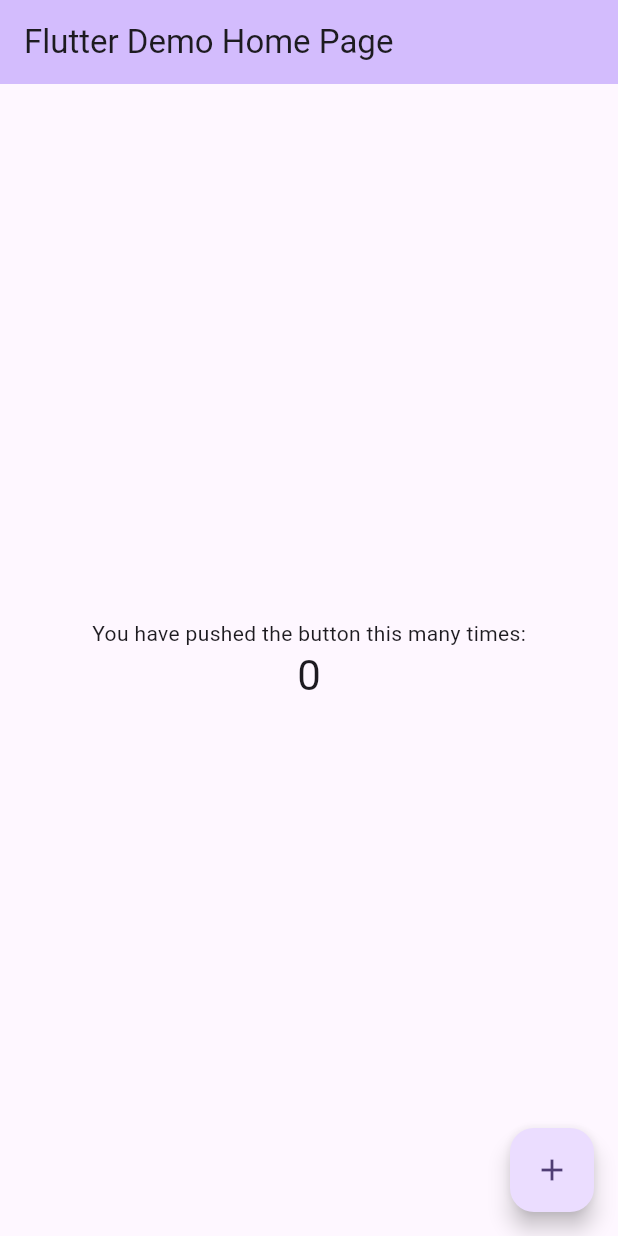
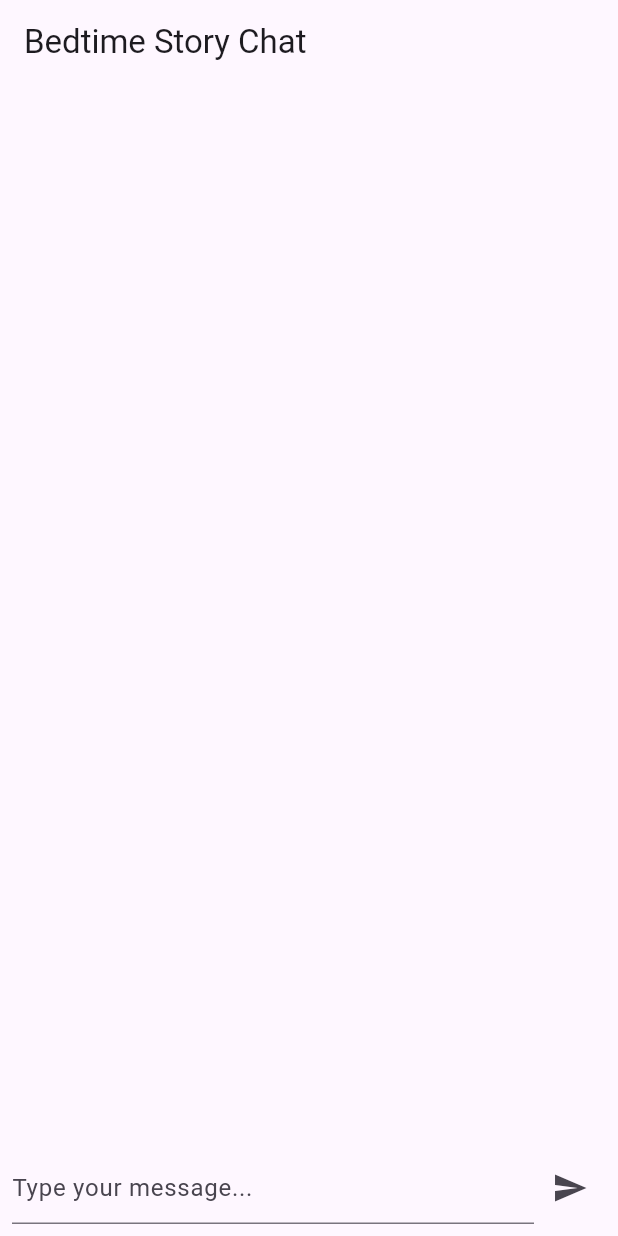
Before and after one commit to its-me-anoop/snuggle_tales, a Flutter app: the screen it shows after launch, on a phone screen of 412 x 824 dp. Run offline on Flutter 3.47's test engine with Material 3 defaults, Android fonts, the light colour scheme and no system bars.

Commit message:
Connected to chat gpt

```diff
--- /dev/null
+++ b/lib/chat_screen.dart
@@ -0,0 +1,84 @@
+import 'package:flutter/material.dart';
+import 'chat_service.dart';
+
+class ChatScreen extends StatefulWidget {
+  @override
+  _ChatScreenState createState() => _ChatScreenState();
+}
+
+class _ChatScreenState extends State<ChatScreen> {
+  TextEditingController _controller = TextEditingController();
+  List<String> messages = [];
+  bool loading = false; // Added loading state variable
+
+  @override
+  Widget build(BuildContext context) {
+    return Scaffold(
+      appBar: AppBar(
+        title: Text('Bedtime Story Chat'),
+      ),
+      body: Column(
+        children: [
+          Expanded(
+            child: ListView.builder(
+              itemCount: messages.length,
+              itemBuilder: (context, index) {
+                return ListTile(
+                  title: Text(messages[index]),
+                );
+              },
+            ),
+          ),
+          if (loading) // Display the loader conditionally
+            CircularProgressIndicator()
+          else
+            Padding(
+              padding: const EdgeInsets.all(8.0),
+              child: Row(
+                children: [
+                  Expanded(
+                    child: TextField(
+                      controller: _controller,
+                      decoration: InputDecoration(
+                        hintText: 'Type your message...',
+                      ),
+                    ),
+                  ),
+                  IconButton(
+                    icon: Icon(Icons.send),
+                    onPressed: () {
+                      sendMessage();
+                    },
+                  ),
+                ],
+              ),
+            ),
+        ],
+      ),
+    );
+  }
+
+  void sendMessage() async {
+    String userMessage = _controller.text;
+    _controller.clear();
+
+    setState(() {
+      messages.add('User: $userMessage');
+      loading = true; // Set loading to true when sending a message
+    });
+
+    try {
+      String response = await getChatGPTResponse(userMessage);
+      setState(() {
+        messages.add('ChatGPT: $response');
+      });
+    } catch (e) {
+      print('Error getting ChatGPT response: $e');
+    } finally {
+      setState(() {
+        loading =
+            false; // Set loading to false after getting the response or in case of an error
+      });
+    }
+  }
+}
--- a/lib/main.dart
+++ b/lib/main.dart
@@ -1,125 +1,19 @@
 import 'package:flutter/material.dart';
+import 'chat_screen.dart';
 
 void main() {
-  runApp(const MyApp());
+  runApp(MyApp());
 }
 
 class MyApp extends StatelessWidget {
-  const MyApp({super.key});
-
-  // This widget is the root of your application.
   @override
   Widget build(BuildContext context) {
     return MaterialApp(
-      title: 'Flutter Demo',
+      title: 'Bedtime Story App',
       theme: ThemeData(
-        // This is the theme of your application.
-        //
-        // TRY THIS: Try running your application with "flutter run". You'll see
-        // the application has a purple toolbar. Then, without quitting the app,
-        // try changing the seedColor in the colorScheme below to Colors.green
-        // and then invoke "hot reload" (save your changes or press the "hot
-        // reload" button in a Flutter-supported IDE, or press "r" if you used
-        // the command line to start the app).
-        //
-        // Notice that the counter didn't reset back to zero; the application
-        // state is not lost during the reload. To reset the state, use hot
-        // restart instead.
-        //
-        // This works for code too, not just values: Most code changes can be
-        // tested with just a hot reload.
-        colorScheme: ColorScheme.fromSeed(seedColor: Colors.deepPurple),
-        useMaterial3: true,
+        primarySwatch: Colors.blue,
       ),
-      home: const MyHomePage(title: 'Flutter Demo Home Page'),
+      home: ChatScreen(),
     );
   }
 }
-
-class MyHomePage extends StatefulWidget {
-  const MyHomePage({super.key, required this.title});
-
-  // This widget is the home page of your application. It is stateful, meaning
-  // that it has a State object (defined below) that contains fields that affect
-  // how it looks.
-
-  // This class is the configuration for the state. It holds the values (in this
-  // case the title) provided by the parent (in this case the App widget) and
-  // used by the build method of the State. Fields in a Widget subclass are
-  // always marked "final".
-
-  final String title;
-
-  @override
-  State<MyHomePage> createState() => _MyHomePageState();
-}
-
-class _MyHomePageState extends State<MyHomePage> {
-  int _counter = 0;
-
-  void _incrementCounter() {
-    setState(() {
-      // This call to setState tells the Flutter framework that something has
-      // changed in this State, which causes it to rerun the build method below
-      // so that the display can reflect the updated values. If we changed
-      // _counter without calling setState(), then the build method would not be
-      // called again, and so nothing would appear to happen.
-      _counter++;
-    });
-  }
-
-  @override
-  Widget build(BuildContext context) {
-    // This method is rerun every time setState is called, for instance as done
-    // by the _incrementCounter method above.
-    //
-    // The Flutter framework has been optimized to make rerunning build methods
-    // fast, so that you can just rebuild anything that needs updating rather
-    // than having to individually change instances of widgets.
-    return Scaffold(
-      appBar: AppBar(
-        // TRY THIS: Try changing the color here to a specific color (to
-        // Colors.amber, perhaps?) and trigger a hot reload to see the AppBar
-        // change color while the other colors stay the same.
-        backgroundColor: Theme.of(context).colorScheme.inversePrimary,
-        // Here we take the value from the MyHomePage object that was created by
-        // the App.build method, and use it to set our appbar title.
-        title: Text(widget.title),
-      ),
-      body: Center(
-        // Center is a layout widget. It takes a single child and positions it
-        // in the middle of the parent.
-        child: Column(
-          // Column is also a layout widget. It takes a list of children and
-          // arranges them vertically. By default, it sizes itself to fit its
-          // children horizontally, and tries to be as tall as its parent.
-          //
-          // Column has various properties to control how it sizes itself and
-          // how it positions its children. Here we use mainAxisAlignment to
-          // center the children vertically; the main axis here is the vertical
-          // axis because Columns are vertical (the cross axis would be
-          // horizontal).
-          //
-          // TRY THIS: Invoke "debug painting" (choose the "Toggle Debug Paint"
-          // action in the IDE, or press "p" in the console), to see the
-          // wireframe for each widget.
-          mainAxisAlignment: MainAxisAlignment.center,
-          children: <Widget>[
-            const Text(
-              'You have pushed the button this many times:',
-            ),
-            Text(
-              '$_counter',
-              style: Theme.of(context).textTheme.headlineMedium,
-            ),
-          ],
-        ),
-      ),
-      floatingActionButton: FloatingActionButton(
-        onPressed: _incrementCounter,
-        tooltip: 'Increment',
-        child: const Icon(Icons.add),
-      ), // This trailing comma makes auto-formatting nicer for build methods.
-    );
-  }
-}
```
Also changed, not shown: lib/chat_service.dart (added, +34 -0 lines), pubspec.yaml (+4 -9 lines), pubspec.lock, 8 other files.
